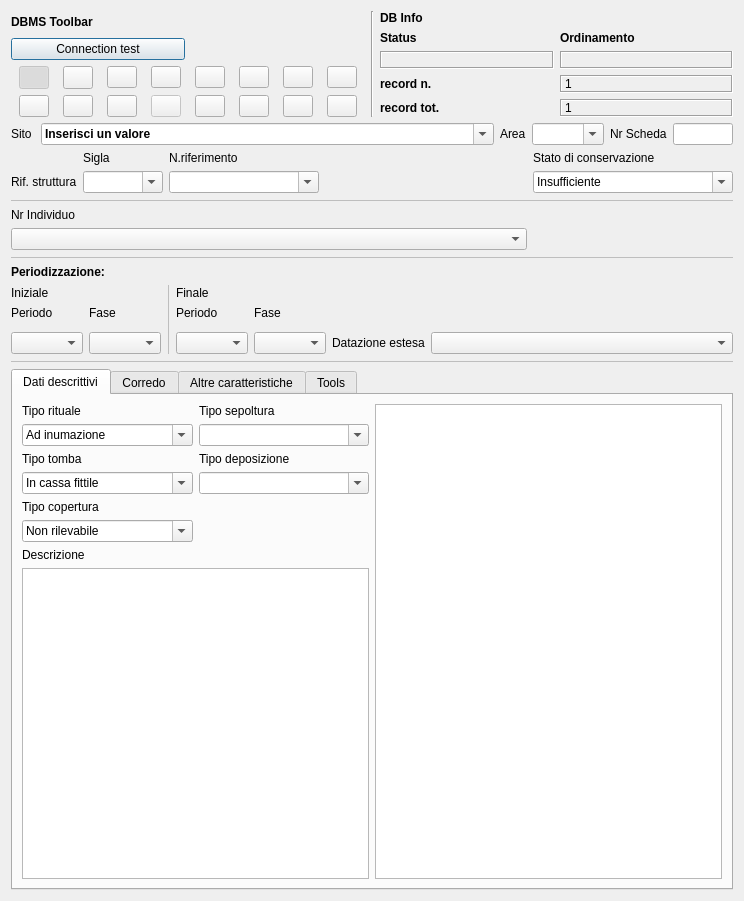
Qt form gui/ui/Tomba.ui (pyarchinit/pyarchinit) before a commit.
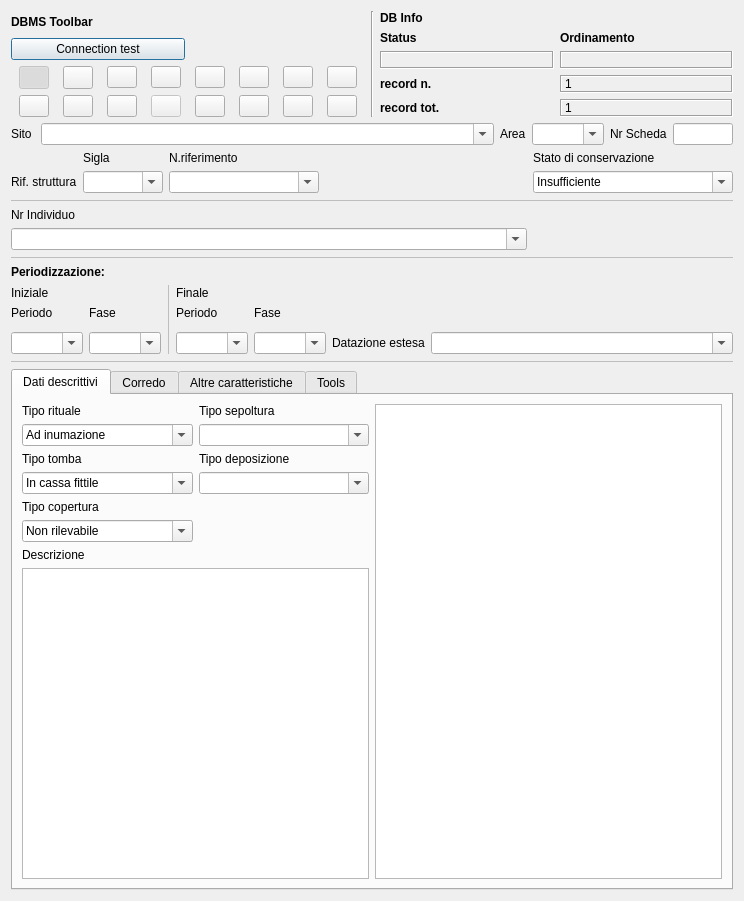
The same form after that commit. Icons and pictures are not drawn. Custom widgets are drawn as their Qt base class.

```diff
--- a/gui/ui/Tomba.ui
+++ b/gui/ui/Tomba.ui
@@ -78,7 +78,11 @@
       </widget>
      </item>
      <item row="4" column="0">
-      <widget class="QComboBox" name="comboBox_per_iniz"/>
+      <widget class="QComboBox" name="comboBox_per_iniz">
+       <property name="editable">
+        <bool>true</bool>
+       </property>
+      </widget>
      </item>
      <item row="4" column="6">
       <widget class="QComboBox" name="comboBox_datazione_estesa">
@@ -95,15 +99,23 @@
         </size>
        </property>
        <property name="editable">
-        <bool>false</bool>
+        <bool>true</bool>
        </property>
       </widget>
      </item>
      <item row="4" column="4">
-      <widget class="QComboBox" name="comboBox_fas_fin"/>
+      <widget class="QComboBox" name="comboBox_fas_fin">
+       <property name="editable">
+        <bool>true</bool>
+       </property>
+      </widget>
      </item>
      <item row="4" column="1">
-      <widget class="QComboBox" name="comboBox_fas_iniz"/>
+      <widget class="QComboBox" name="comboBox_fas_iniz">
+       <property name="editable">
+        <bool>true</bool>
+       </property>
+      </widget>
      </item>
      <item row="1" column="0">
       <widget class="QLabel" name="label_42">
@@ -157,7 +169,11 @@
       </widget>
      </item>
      <item row="4" column="3">
-      <widget class="QComboBox" name="comboBox_per_fin"/>
+      <widget class="QComboBox" name="comboBox_per_fin">
+       <property name="editable">
+        <bool>true</bool>
+       </property>
+      </widget>
      </item>
      <item row="2" column="4">
       <widget class="QLabel" name="label_34">
@@ -980,11 +996,6 @@
        <property name="maxCount">
         <number>2147483647</number>
        </property>
-       <item>
-        <property name="text">
-         <string>Inserisci un valore</string>
-        </property>
-       </item>
       </widget>
      </item>
      <item row="0" column="5">
@@ -2470,11 +2481,8 @@
        <property name="autoFillBackground">
         <bool>true</bool>
        </property>
-       <property name="currentIndex">
-        <number>-1</number>
-       </property>
-       <property name="maxVisibleItems">
-        <number>100</number>
+       <property name="editable">
+        <bool>true</bool>
        </property>
        <property name="separator">
         <string>; </string>
```
Left out of the diff: 8 changed lines with no effect on the pictures.
